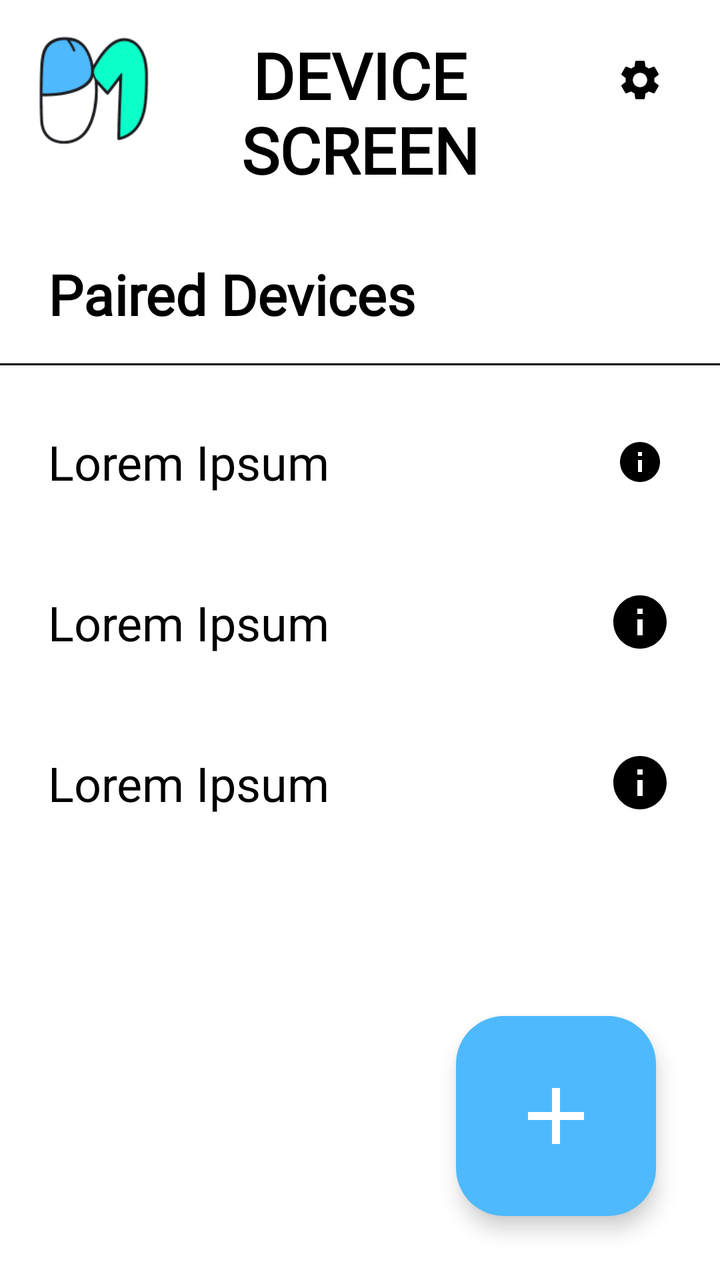
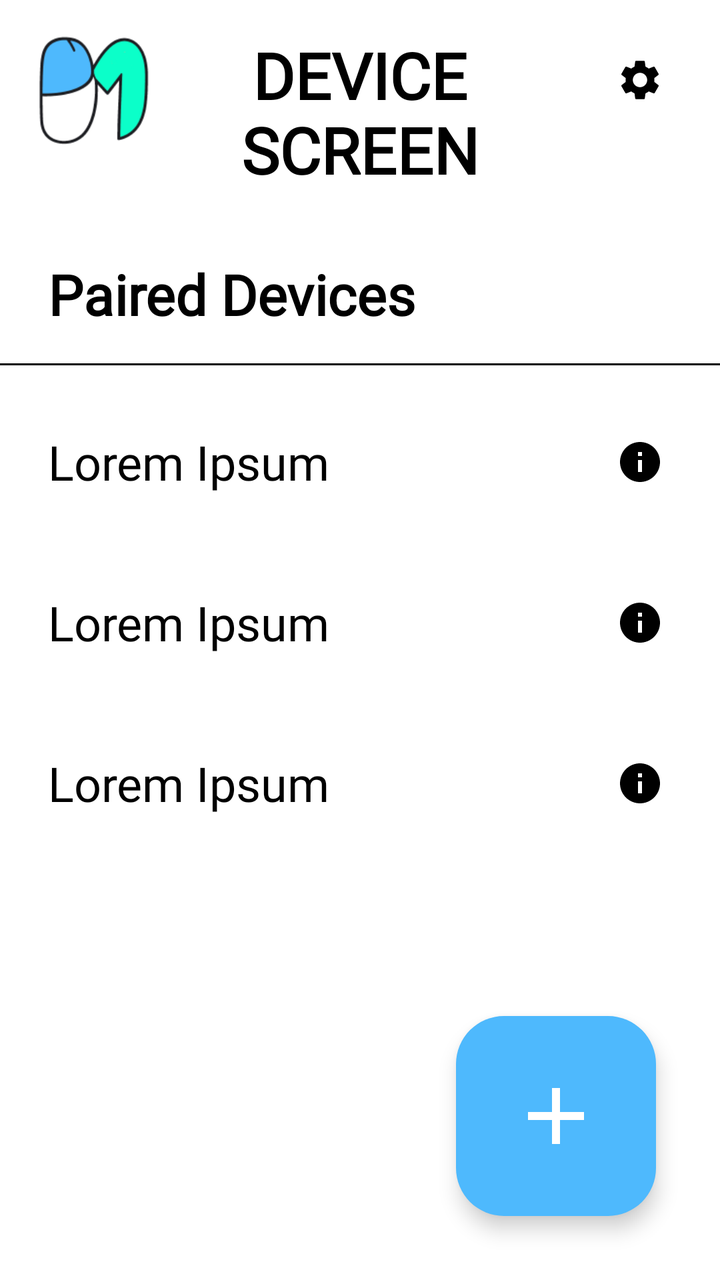

An Android layout rendered at two revisions. The XML below is the earlier revision; the diff shows what the commit changed to produce the second picture.
<!-- AndroidManifest.xml: application theme Theme.Phomouse -->
<!-- res/layout/screen_index.xml -->
<?xml version="1.0" encoding="utf-8"?>
<androidx.constraintlayout.widget.ConstraintLayout xmlns:android="http://schemas.android.com/apk/res/android"
    xmlns:app="http://schemas.android.com/apk/res-auto"
    android:id="@+id/screen_index"
    android:layout_width="match_parent"
    android:layout_height="match_parent"
    android:background="@color/white">

    
    <androidx.constraintlayout.widget.ConstraintLayout
        android:id="@+id/header_index"
        android:layout_width="match_parent"
        android:layout_height="wrap_content"
        android:padding="16dp"
        app:layout_constraintTop_toTopOf="parent">

        <ImageView
            android:id="@+id/logo_index"
            android:layout_width="60dp"
            android:layout_height="60dp"
            android:src="@drawable/ic_logo"
            android:contentDescription="Logo"
            app:layout_constraintStart_toStartOf="parent"
            app:layout_constraintTop_toTopOf="parent" />

        <TextView
            android:layout_width="wrap_content"
            android:layout_height="wrap_content"
            android:text="DEVICE\nSCREEN"
            android:textSize="32sp"
            android:textStyle="bold"
            android:textColor="@color/black"
            android:gravity="center"
            android:fontFamily="@font/atkinson"
            app:layout_constraintStart_toStartOf="parent"
            app:layout_constraintEnd_toEndOf="parent"
            app:layout_constraintTop_toTopOf="parent" />

        <ImageButton
            android:id="@+id/btn_settings_index"
            android:layout_width="48dp"
            android:layout_height="48dp"
            android:src="@drawable/ic_settings"
            android:contentDescription="Settings"
            android:background="?attr/selectableItemBackgroundBorderless"
            app:layout_constraintEnd_toEndOf="parent"
            app:layout_constraintTop_toTopOf="parent" />

    </androidx.constraintlayout.widget.ConstraintLayout>

    
    <Button
        android:id="@+id/btnConnect"
        android:layout_width="wrap_content"
        android:layout_height="wrap_content"
        android:text="Test Connection"
        android:visibility="gone"
        app:layout_constraintTop_toBottomOf="@id/header_index"
        app:layout_constraintStart_toStartOf="parent" />

    <TextView
        android:id="@+id/title_paired"
        android:layout_width="match_parent"
        android:layout_height="wrap_content"
        android:text="Paired Devices"
        android:textSize="28sp"
        android:textStyle="bold"
        android:textColor="@color/black"
        android:paddingHorizontal="24dp"
        android:paddingVertical="16dp"
        android:fontFamily="@font/atkinson"
        app:layout_constraintTop_toBottomOf="@id/header_index" />

    <View
        android:id="@+id/divider_index"
        android:layout_width="match_parent"
        android:layout_height="1dp"
        android:background="@color/black"
        app:layout_constraintTop_toBottomOf="@id/title_paired" />

    <ScrollView
        android:layout_width="match_parent"
        android:layout_height="0dp"
        app:layout_constraintTop_toBottomOf="@id/divider_index"
        app:layout_constraintBottom_toBottomOf="parent">

        <LinearLayout
            android:layout_width="match_parent"
            android:layout_height="wrap_content"
            android:orientation="vertical"
            android:paddingVertical="8dp">

            
            <androidx.constraintlayout.widget.ConstraintLayout
                android:layout_width="match_parent"
                android:layout_height="wrap_content"
                android:paddingHorizontal="24dp"
                android:paddingVertical="24dp"
                android:background="?attr/selectableItemBackground">
                <TextView
                    android:layout_width="wrap_content"
                    android:layout_height="wrap_content"
                    android:text="Lorem Ipsum"
                    android:textSize="24sp"
                    android:textColor="@color/black"
                    android:fontFamily="@font/atkinson"
                    app:layout_constraintStart_toStartOf="parent"
                    app:layout_constraintTop_toTopOf="parent"
                    app:layout_constraintBottom_toBottomOf="parent"/>
                <ImageButton
                    android:id="@+id/btn_info_sample"
                    android:layout_width="32dp"
                    android:layout_height="32dp"
                    android:src="@drawable/ic_info"
                    android:background="?attr/selectableItemBackgroundBorderless"
                    android:contentDescription="Info"
                    app:layout_constraintEnd_toEndOf="parent"
                    app:layout_constraintTop_toTopOf="parent"
                    app:layout_constraintBottom_toBottomOf="parent"/>
            </androidx.constraintlayout.widget.ConstraintLayout>

            
            <androidx.constraintlayout.widget.ConstraintLayout
                android:layout_width="match_parent"
                android:layout_height="wrap_content"
                android:paddingHorizontal="24dp"
                android:paddingVertical="24dp">
                <TextView
                    android:layout_width="wrap_content"
                    android:layout_height="wrap_content"
                    android:text="Lorem Ipsum"
                    android:textSize="24sp"
                    android:textColor="@color/black"
                    app:layout_constraintStart_toStartOf="parent"
                    app:layout_constraintTop_toTopOf="parent" />
                <ImageView
                    android:layout_width="32dp"
                    android:layout_height="32dp"
                    android:src="@drawable/ic_info"
                    app:layout_constraintEnd_toEndOf="parent"
                    app:layout_constraintTop_toTopOf="parent" />
            </androidx.constraintlayout.widget.ConstraintLayout>

            <androidx.constraintlayout.widget.ConstraintLayout
                android:layout_width="match_parent"
                android:layout_height="wrap_content"
                android:paddingHorizontal="24dp"
                android:paddingVertical="24dp">
                <TextView
                    android:layout_width="wrap_content"
                    android:layout_height="wrap_content"
                    android:text="Lorem Ipsum"
                    android:textSize="24sp"
                    android:textColor="@color/black"
                    app:layout_constraintStart_toStartOf="parent"
                    app:layout_constraintTop_toTopOf="parent" />
                <ImageView
                    android:layout_width="32dp"
                    android:layout_height="32dp"
                    android:src="@drawable/ic_info"
                    app:layout_constraintEnd_toEndOf="parent"
                    app:layout_constraintTop_toTopOf="parent" />
            </androidx.constraintlayout.widget.ConstraintLayout>

        </LinearLayout>
    </ScrollView>

    
    <com.google.android.material.floatingactionbutton.FloatingActionButton
        android:id="@+id/fab_add"
        android:layout_width="wrap_content"
        android:layout_height="wrap_content"
        android:layout_margin="32dp"
        app:srcCompat="@drawable/ic_add"
        app:fabCustomSize="100dp"
        app:maxImageSize="48dp"
        android:backgroundTint="@color/primary"
        app:tint="@color/white"
        android:contentDescription="Add Device"
        app:layout_constraintBottom_toBottomOf="parent"
        app:layout_constraintEnd_toEndOf="parent"
        app:shapeAppearanceOverlay="@style/ShapeAppearance.Phomouse.RoundedFAB"/>

</androidx.constraintlayout.widget.ConstraintLayout>
<!-- resources referenced by this layout -->
<resources>
  <color name="black">#FF000000</color>
  <color name="primary">#4EB9FD</color>
  <color name="white">#FFFFFFFF</color>
  <!-- drawable ic_add (drawable) -->
  <vector xmlns:android="http://schemas.android.com/apk/res/android"
      android:width="24dp"
      android:height="24dp"
      android:viewportWidth="24"
      android:viewportHeight="24">
      <path
          android:fillColor="#000000"
          android:pathData="M19,13h-6v6h-2v-6H5v-2h6V5h2v6h6v2z"/>
  </vector>
  <!-- drawable ic_info (drawable) -->
  <vector xmlns:android="http://schemas.android.com/apk/res/android"
      android:width="24dp"
      android:height="24dp"
      android:viewportWidth="24"
      android:viewportHeight="24">
      <path
          android:fillColor="#000000"
          android:pathData="M12,2C6.48,2 2,6.48 2,12s4.48,10 10,10 10,-4.48 10,-10S17.52,2 12,2zM13,17h-2v-6h2v6zM13,9h-2V7h2v2z"/>
  </vector>
  <!-- drawable ic_logo: png bitmap (drawable, 10094 bytes) -->
  <!-- drawable ic_settings (drawable) -->
  <vector xmlns:android="http://schemas.android.com/apk/res/android"
      android:width="24dp"
      android:height="24dp"
      android:viewportWidth="24"
      android:viewportHeight="24">
      <path
          android:fillColor="#000000"
          android:pathData="M19.14,12.94c0.04,-0.3 0.06,-0.61 0.06,-0.94c0,-0.32 -0.02,-0.64 -0.07,-0.94l2.03,-1.58c0.18,-0.14 0.23,-0.41 0.12,-0.61l-1.92,-3.32c-0.12,-0.22 -0.37,-0.29 -0.59,-0.22l-2.39,0.96c-0.5,-0.38 -1.03,-0.7 -1.62,-0.94L14.4,2.81c-0.04,-0.24 -0.24,-0.41 -0.48,-0.41h-3.84c-0.24,0 -0.43,0.17 -0.47,0.41l-0.36,2.54c-0.59,0.24 -1.13,0.57 -1.62,0.94l-2.39,-0.96c-0.22,-0.08 -0.47,0 -0.59,0.22L2.74,8.87c-0.12,0.21 -0.08,0.47 0.12,0.61l2.03,1.58C4.84,11.36 4.81,11.67 4.81,12s0.02,0.64 0.07,0.94l-2.03,1.58c-0.18,0.14 -0.23,0.41 -0.12,0.61l1.92,3.32c0.12,0.22 0.37,0.29 0.59,0.22l2.39,-0.96c0.5,0.38 1.03,0.7 1.62,0.94l0.36,2.54c0.05,0.24 0.24,0.41 0.48,0.41h3.84c0.24,0 0.44,-0.17 0.47,-0.41l0.36,-2.54c0.59,-0.24 1.13,-0.56 1.62,-0.94l2.39,0.96c0.22,0.08 0.47,0 0.59,-0.22l1.92,-3.32c0.12,-0.21 0.07,-0.47 -0.12,-0.61L19.14,12.94zM12,15.6c-1.98,0 -3.6,-1.62 -3.6,-3.6s1.62,-3.6 3.6,-3.6s3.6,1.62 3.6,3.6S13.98,15.6 12,15.6z"/>
  </vector>
  <style name="ShapeAppearance.Phomouse.RoundedFAB" parent="ShapeAppearance.Material3.MediumComponent">
          <item name="cornerFamily">rounded</item>
          <item name="cornerSize">24dp</item>
      </style>
  <style name="Theme.Phomouse" parent="Base.Theme.Phomouse" />
  <style name="Base.Theme.Phomouse" parent="Theme.Material3.DayNight.NoActionBar">
          <item name="colorPrimary">@color/primary</item>
          <item name="colorAccent">@color/accent</item>
          <item name="android:windowBackground">@color/white</item>
      </style>
  <color name="accent">#0BFEC8</color>
</resources>

<!-- the commit's change to res/layout/screen_index.xml (unified diff, before → after) -->
@@ -92,12 +92,16 @@
 
             
             <androidx.constraintlayout.widget.ConstraintLayout
+                android:id="@+id/item_device_1"
                 android:layout_width="match_parent"
                 android:layout_height="wrap_content"
                 android:paddingHorizontal="24dp"
                 android:paddingVertical="24dp"
-                android:background="?attr/selectableItemBackground">
+                android:background="?attr/selectableItemBackground"
+                android:clickable="true"
+                android:focusable="true">
                 <TextView
+                    android:id="@+id/tv_device_1"
                     android:layout_width="wrap_content"
                     android:layout_height="wrap_content"
                     android:text="Lorem Ipsum"
@@ -108,7 +112,7 @@
                     app:layout_constraintTop_toTopOf="parent"
                     app:layout_constraintBottom_toBottomOf="parent"/>
                 <ImageButton
-                    android:id="@+id/btn_info_sample"
+                    android:id="@+id/btn_info_1"
                     android:layout_width="32dp"
                     android:layout_height="32dp"
                     android:src="@drawable/ic_info"
@@ -121,45 +125,68 @@
 
             
             <androidx.constraintlayout.widget.ConstraintLayout
+                android:id="@+id/item_device_2"
                 android:layout_width="match_parent"
                 android:layout_height="wrap_content"
                 android:paddingHorizontal="24dp"
-                android:paddingVertical="24dp">
+                android:paddingVertical="24dp"
+                android:background="?attr/selectableItemBackground"
+                android:clickable="true"
+                android:focusable="true">
                 <TextView
+                    android:id="@+id/tv_device_2"
                     android:layout_width="wrap_content"
                     android:layout_height="wrap_content"
                     android:text="Lorem Ipsum"
                     android:textSize="24sp"
                     android:textColor="@color/black"
+                    android:fontFamily="@font/atkinson"
                     app:layout_constraintStart_toStartOf="parent"
-                    app:layout_constraintTop_toTopOf="parent" />
-                <ImageView
+                    app:layout_constraintTop_toTopOf="parent"
+                    app:layout_constraintBottom_toBottomOf="parent"/>
+                <ImageButton
+                    android:id="@+id/btn_info_2"
                     android:layout_width="32dp"
                     android:layout_height="32dp"
                     android:src="@drawable/ic_info"
+                    android:background="?attr/selectableItemBackgroundBorderless"
+                    android:contentDescription="Info"
                     app:layout_constraintEnd_toEndOf="parent"
-                    app:layout_constraintTop_toTopOf="parent" />
+                    app:layout_constraintTop_toTopOf="parent"
+                    app:layout_constraintBottom_toBottomOf="parent"/>
             </androidx.constraintlayout.widget.ConstraintLayout>
 
+            
             <androidx.constraintlayout.widget.ConstraintLayout
+                android:id="@+id/item_device_3"
                 android:layout_width="match_parent"
                 android:layout_height="wrap_content"
                 android:paddingHorizontal="24dp"
-                android:paddingVertical="24dp">
+                android:paddingVertical="24dp"
+                android:background="?attr/selectableItemBackground"
+                android:clickable="true"
+                android:focusable="true">
                 <TextView
+                    android:id="@+id/tv_device_3"
                     android:layout_width="wrap_content"
                     android:layout_height="wrap_content"
                     android:text="Lorem Ipsum"
                     android:textSize="24sp"
                     android:textColor="@color/black"
+                    android:fontFamily="@font/atkinson"
                     app:layout_constraintStart_toStartOf="parent"
-                    app:layout_constraintTop_toTopOf="parent" />
-                <ImageView
+                    app:layout_constraintTop_toTopOf="parent"
+                    app:layout_constraintBottom_toBottomOf="parent"/>
+                <ImageButton
+                    android:id="@+id/btn_info_3"
                     android:layout_width="32dp"
                     android:layout_height="32dp"
                     android:src="@drawable/ic_info"
+                    android:background="?attr/selectableItemBackgroundBorderless"
+                    android:contentDescription="Info"
                     app:layout_constraintEnd_toEndOf="parent"
-                    app:layout_constraintTop_toTopOf="parent" />
+                    app:layout_constraintTop_toTopOf="parent"
+                    app:layout_constraintBottom_toBottomOf="parent"/>
             </androidx.constraintlayout.widget.ConstraintLayout>
 
         </LinearLayout>
